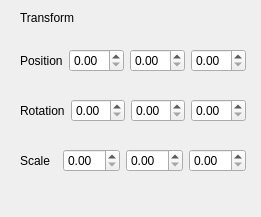
First picture: the form in Graphics/transformwidget.ui, repository mizquierdo97/Graphics, before the edit.
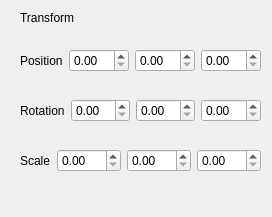
Second picture: the form after the edit.

```diff
--- a/Graphics/transformwidget.ui
+++ b/Graphics/transformwidget.ui
@@ -6,7 +6,7 @@
    <rect>
     <x>0</x>
     <y>0</y>
-    <width>261</width>
+    <width>272</width>
     <height>217</height>
    </rect>
   </property>
@@ -31,7 +31,7 @@
     <rect>
      <x>20</x>
      <y>40</y>
-     <width>226</width>
+     <width>241</width>
      <height>41</height>
     </rect>
    </property>
@@ -44,13 +44,25 @@
      </widget>
     </item>
     <item>
-     <widget class="QDoubleSpinBox" name="PosX"/>
+     <widget class="QDoubleSpinBox" name="PosX">
+      <property name="maximum">
+       <double>999.990000000000009</double>
+      </property>
+     </widget>
     </item>
     <item>
-     <widget class="QDoubleSpinBox" name="PosY"/>
+     <widget class="QDoubleSpinBox" name="PosY">
+      <property name="maximum">
+       <double>999.000000000000000</double>
+      </property>
+     </widget>
     </item>
     <item>
-     <widget class="QDoubleSpinBox" name="PosZ"/>
+     <widget class="QDoubleSpinBox" name="PosZ">
+      <property name="maximum">
+       <double>999.000000000000000</double>
+      </property>
+     </widget>
     </item>
    </layout>
   </widget>
@@ -59,7 +71,7 @@
     <rect>
      <x>20</x>
      <y>90</y>
-     <width>226</width>
+     <width>241</width>
      <height>41</height>
     </rect>
    </property>
@@ -72,13 +84,25 @@
      </widget>
     </item>
     <item>
-     <widget class="QDoubleSpinBox" name="doubleSpinBox_4"/>
+     <widget class="QDoubleSpinBox" name="RotX">
+      <property name="maximum">
+       <double>999.000000000000000</double>
+      </property>
+     </widget>
     </item>
     <item>
-     <widget class="QDoubleSpinBox" name="doubleSpinBox_5"/>
+     <widget class="QDoubleSpinBox" name="RotY">
+      <property name="maximum">
+       <double>999.000000000000000</double>
+      </property>
+     </widget>
     </item>
     <item>
-     <widget class="QDoubleSpinBox" name="doubleSpinBox_6"/>
+     <widget class="QDoubleSpinBox" name="RotZ">
+      <property name="maximum">
+       <double>999.000000000000000</double>
+      </property>
+     </widget>
     </item>
    </layout>
   </widget>
@@ -87,7 +111,7 @@
     <rect>
      <x>20</x>
      <y>140</y>
-     <width>226</width>
+     <width>241</width>
      <height>41</height>
     </rect>
    </property>
@@ -100,13 +124,25 @@
      </widget>
     </item>
     <item>
-     <widget class="QDoubleSpinBox" name="doubleSpinBox_7"/>
+     <widget class="QDoubleSpinBox" name="ScaleX">
+      <property name="maximum">
+       <double>999.000000000000000</double>
+      </property>
+     </widget>
     </item>
     <item>
-     <widget class="QDoubleSpinBox" name="doubleSpinBox_8"/>
+     <widget class="QDoubleSpinBox" name="ScaleY">
+      <property name="maximum">
+       <double>999.000000000000000</double>
+      </property>
+     </widget>
     </item>
     <item>
-     <widget class="QDoubleSpinBox" name="doubleSpinBox_9"/>
+     <widget class="QDoubleSpinBox" name="ScaleZ">
+      <property name="maximum">
+       <double>999.000000000000000</double>
+      </property>
+     </widget>
     </item>
    </layout>
   </widget>
```
